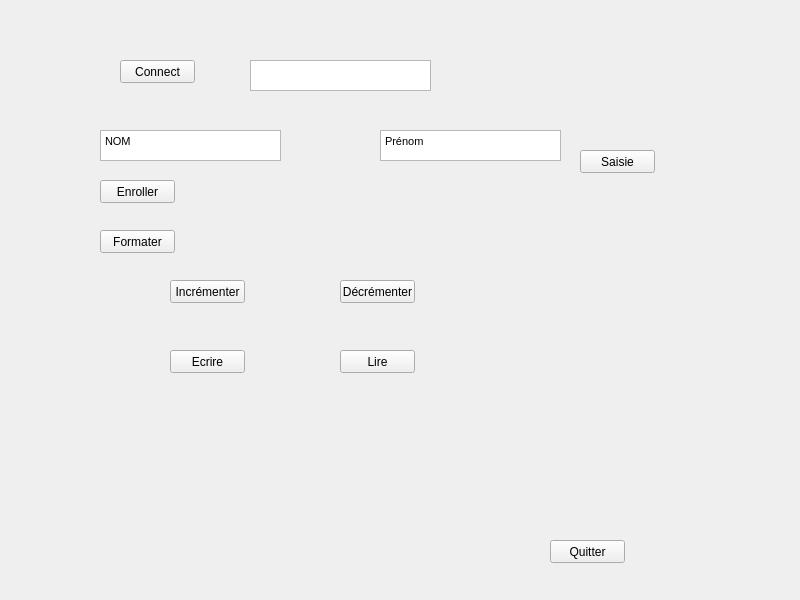
First picture: the form in mainwindow.ui, repository omegaBionic/mifare, before the edit.
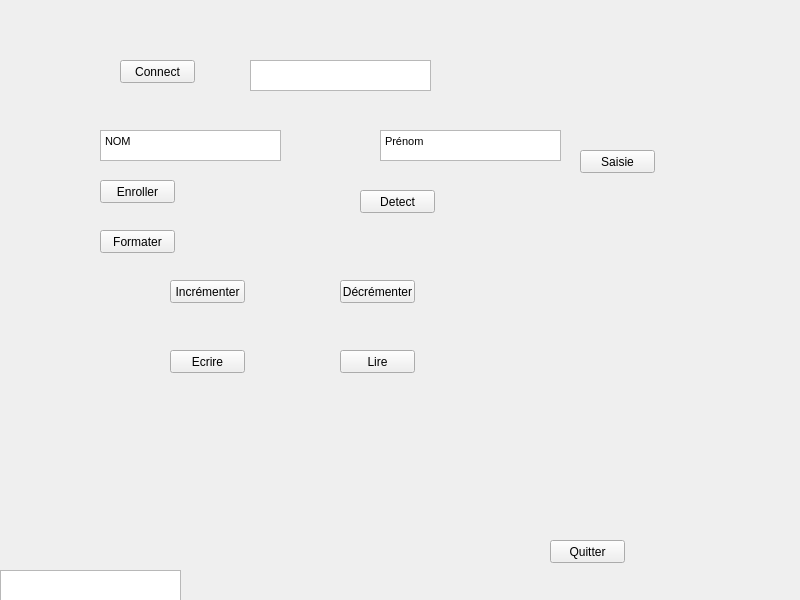
Second picture: the form after the edit.

Diff of the .ui file:
```diff
--- a/mainwindow.ui
+++ b/mainwindow.ui
@@ -174,6 +174,29 @@
 &lt;p style=&quot; margin-top:0px; margin-bottom:0px; margin-left:0px; margin-right:0px; -qt-block-indent:0; text-indent:0px;&quot;&gt;Prénom&lt;/p&gt;&lt;/body&gt;&lt;/html&gt;</string>
    </property>
   </widget>
+  <widget class="QPushButton" name="Detect">
+   <property name="geometry">
+    <rect>
+     <x>360</x>
+     <y>190</y>
+     <width>75</width>
+     <height>23</height>
+    </rect>
+   </property>
+   <property name="text">
+    <string>Detect</string>
+   </property>
+  </widget>
+  <widget class="QTextEdit" name="key_loaded">
+   <property name="geometry">
+    <rect>
+     <x>0</x>
+     <y>570</y>
+     <width>181</width>
+     <height>31</height>
+    </rect>
+   </property>
+  </widget>
  </widget>
  <resources/>
  <connections/>
```
